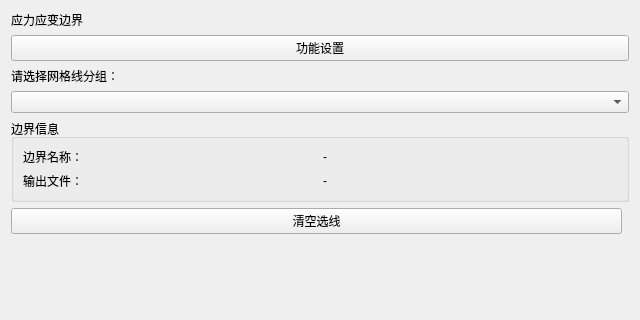
First picture: the form in plugins/Base_Slover/StressBoundaryPage.ui, repository asd977/base_cae, before the edit.
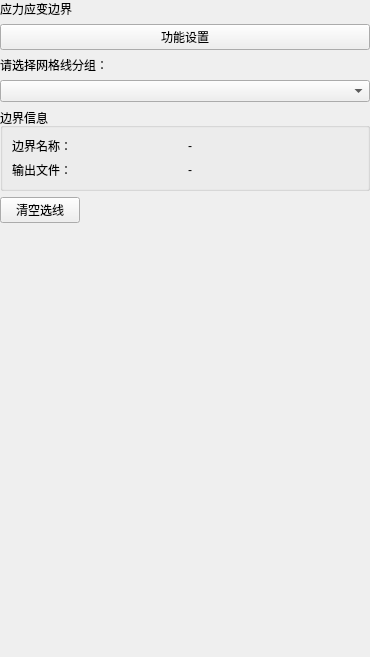
Second picture: the form after the edit.

Patch:
```diff
--- a/plugins/Base_Slover/StressBoundaryPage.ui
+++ b/plugins/Base_Slover/StressBoundaryPage.ui
@@ -6,15 +6,27 @@
    <rect>
     <x>0</x>
     <y>0</y>
-    <width>640</width>
-    <height>320</height>
+    <width>370</width>
+    <height>657</height>
    </rect>
   </property>
   <property name="windowTitle">
    <string>应力应变边界</string>
   </property>
   <layout class="QVBoxLayout" name="verticalLayout">
-      <item>
+   <property name="leftMargin">
+    <number>0</number>
+   </property>
+   <property name="topMargin">
+    <number>0</number>
+   </property>
+   <property name="rightMargin">
+    <number>0</number>
+   </property>
+   <property name="bottomMargin">
+    <number>0</number>
+   </property>
+   <item>
     <widget class="QLabel" name="pageNameLabel">
      <property name="text">
       <string>应力应变边界</string>
@@ -76,7 +88,15 @@
      </item>
      <item>
       <spacer name="horizontalSpacer">
-       <property name="orientation"><enum>Qt::Horizontal</enum></property>
+       <property name="orientation">
+        <enum>Qt::Horizontal</enum>
+       </property>
+       <property name="sizeHint" stdset="0">
+        <size>
+         <width>0</width>
+         <height>0</height>
+        </size>
+       </property>
       </spacer>
      </item>
     </layout>
```
Left out of the diff: 36 changed lines with no effect on the pictures.
